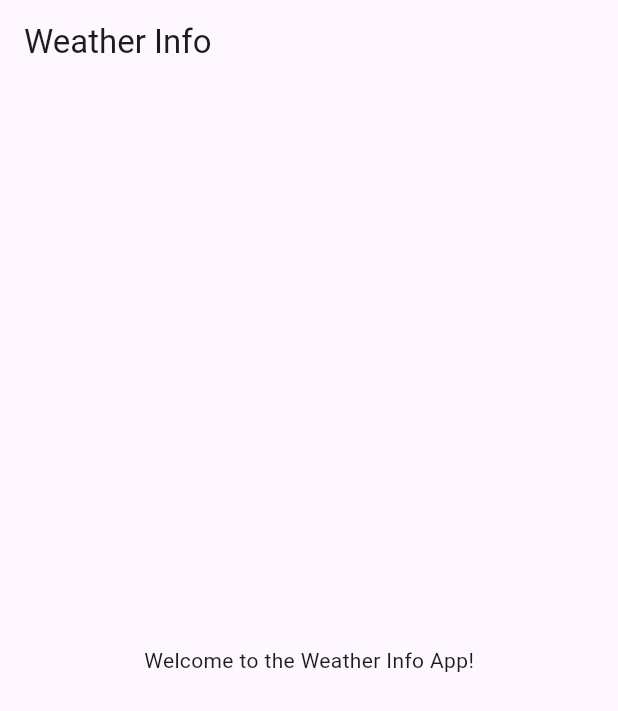
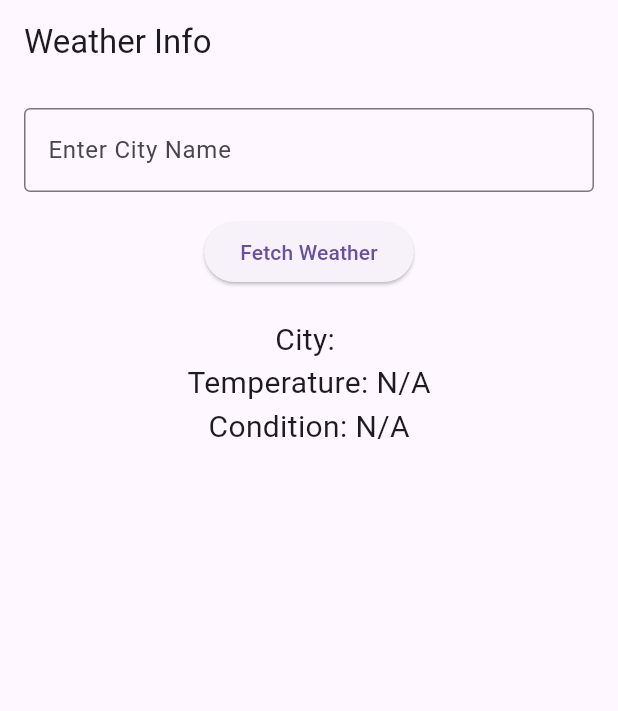
Before and after one commit to JackyZheng070102/Weather_App, a Flutter app: the screen it shows after launch, on a phone screen of 412 x 824 dp. Shown: the top 711 px of the screen. Run offline on Flutter 3.47's test engine with Material 3 defaults, Android fonts, the phone set to English and light mode, and no system bars.

Commit message:
Basic UI with input field and button

```diff
--- a/lib/main.dart
+++ b/lib/main.dart
@@ -16,10 +16,56 @@ class WeatherInfoApp extends StatelessWidget {
         appBar: AppBar(
           title: Text('Weather Info'),
         ),
-        body: Center(
-          child: Text('Welcome to the Weather Info App!'),
-        ),
+        body: WeatherInfoForm(),
       ),
     );
   }
 }
+
+class WeatherInfoForm extends StatefulWidget {
+  @override
+  _WeatherInfoFormState createState() => _WeatherInfoFormState();
+}
+
+class _WeatherInfoFormState extends State<WeatherInfoForm> {
+  final TextEditingController _controller = TextEditingController();
+  String _cityName = '';
+  String _temperature = 'N/A';
+  String _weatherCondition = 'N/A';
+
+  void _fetchWeather() {
+    // Placeholder for weather fetching logic
+    setState(() {
+      _cityName = _controller.text;
+      _temperature = '25°C'; // Dummy value
+      _weatherCondition = 'Sunny'; // Dummy value
+    });
+  }
+
+  @override
+  Widget build(BuildContext context) {
+    return Padding(
+      padding: const EdgeInsets.all(16.0),
+      child: Column(
+        children: [
+          TextField(
+            controller: _controller,
+            decoration: InputDecoration(
+              labelText: 'Enter City Name',
+              border: OutlineInputBorder(),
+            ),
+          ),
+          SizedBox(height: 16.0),
+          ElevatedButton(
+            onPressed: _fetchWeather,
+            child: Text('Fetch Weather'),
+          ),
+          SizedBox(height: 20.0),
+          Text('City: $_cityName', style: TextStyle(fontSize: 20)),
+          Text('Temperature: $_temperature', style: TextStyle(fontSize: 20)),
+          Text('Condition: $_weatherCondition', style: TextStyle(fontSize: 20)),
+        ],
+      ),
+    );
+  }
+}
```
